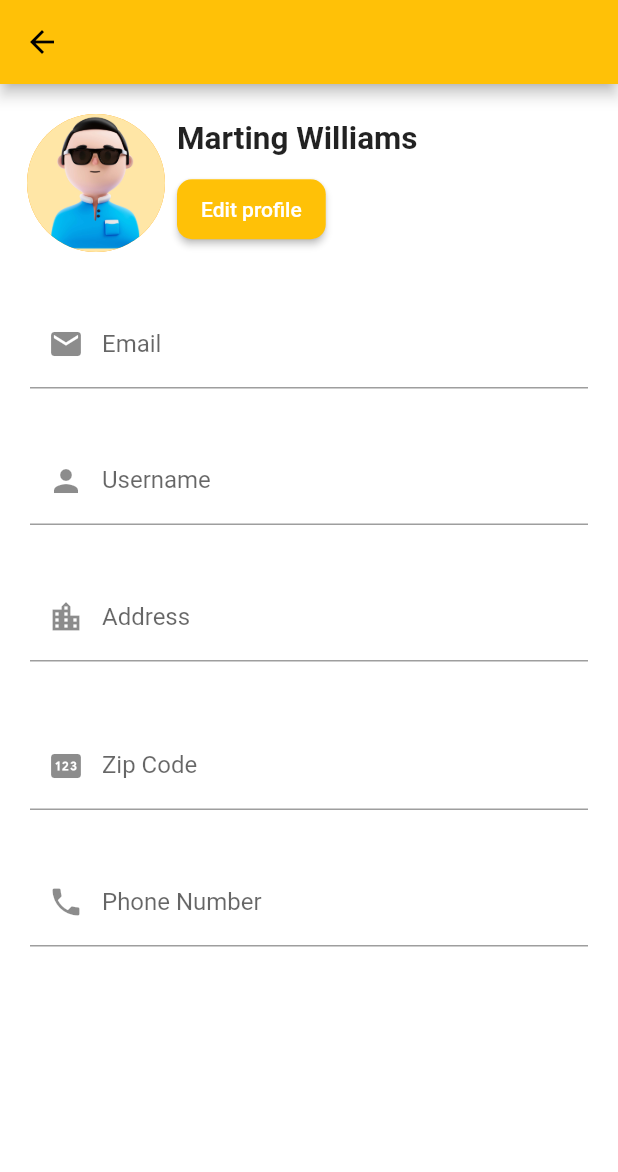
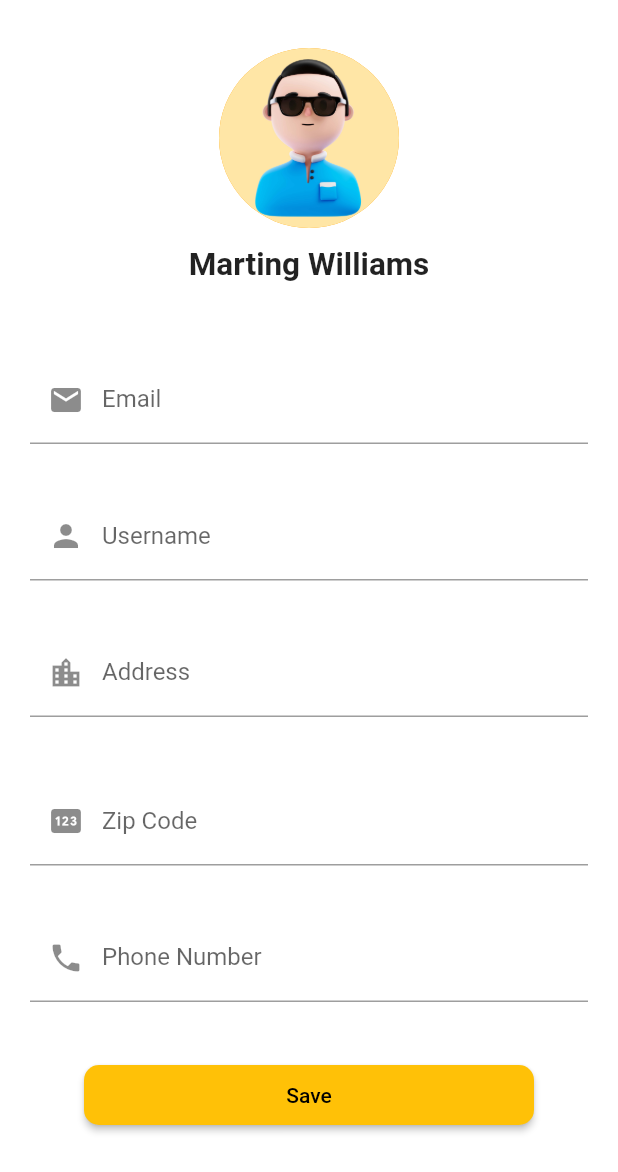
Before and after one commit to ayoub00400/ecom_app, a Flutter app: the UserProfileDetailsScreen screen opened by its route, on a phone screen of 412 x 824 dp. Shown: the top 1172 px of the screen. Run offline on Flutter 3.47's test engine with Material 2 defaults, Android fonts, the phone set to English and light mode, and no system bars; our stand-ins replace bloc, flutter_bloc, shared_preferences; accounts and stored records are empty.

Commit message:
edit user_profile_details ui +logic

```diff
--- /dev/null
+++ b/lib/view/screens/user_profile_details/cubit/user_details_cubit.dart
@@ -0,0 +1,10 @@
+import 'package:bloc/bloc.dart';
+import 'package:meta/meta.dart';
+
+part 'user_details_state.dart';
+
+class UserDetailsCubit extends Cubit<UserDetailsState> {
+  UserDetailsCubit() : super(UserDetailsInitial());
+
+  saveDetails() {}
+}
--- /dev/null
+++ b/lib/view/screens/user_profile_details/cubit/user_details_state.dart
@@ -0,0 +1,6 @@
+part of 'user_details_cubit.dart';
+
+@immutable
+abstract class UserDetailsState {}
+
+class UserDetailsInitial extends UserDetailsState {}
--- a/lib/view/screens/user_profile_details/user_profile_details.dart
+++ b/lib/view/screens/user_profile_details/user_profile_details.dart
@@ -1,7 +1,7 @@
+import 'package:ecom_app/view/common/custom_button.dart';
 import 'package:flutter/material.dart';
 
 import '../../../utils/constants.dart';
-import '../../common/custom_button.dart';
 import '../login/widgets/custom_text_field.dart';
 
 class UserProfileDetailsScreen extends StatelessWidget {
@@ -10,74 +10,62 @@ class UserProfileDetailsScreen extends StatelessWidget {
   @override
   Widget build(BuildContext context) {
     return Scaffold(
-      appBar: AppBar(),
       body: SafeArea(
-        child: ListView(
+        child: SingleChildScrollView(
+          child: Column(
             children: [
-            Container(
-              margin: const EdgeInsets.symmetric(vertical: 16, horizontal: 10),
-              height: 100,
-              child: Row(
-                children: [
+              const SizedBox(
+                height: 20,
+              ),
               Padding(
-                    padding: const EdgeInsets.all(4.0),
+                padding: const EdgeInsets.all(12.0),
                 child: CircleAvatar(
-                      maxRadius: 50,
+                  maxRadius: 60,
                   backgroundImage: AssetImage(AssetManager.profileImg),
                 ),
               ),
-                  Column(
-                    crossAxisAlignment: CrossAxisAlignment.start,
-                    mainAxisAlignment: MainAxisAlignment.center,
-                    children: [
               const Text(
                 'Marting Williams',
-                        style: TextStyle(
-                            fontSize: 21, fontWeight: FontWeight.bold),
+                style: TextStyle(fontSize: 21, fontWeight: FontWeight.bold),
+              ),
+              const SizedBox(
+                height: 36,
+              ),
+              const CustomTextField(label: 'Email', prefixIcon: Icons.email),
+              const SizedBox(
+                height: 8,
+              ),
+              const CustomTextField(
+                  label: 'Username', prefixIcon: Icons.person),
+              const SizedBox(
+                height: 8,
+              ),
+              const CustomTextField(
+                  label: 'Address', prefixIcon: Icons.location_city),
+              const SizedBox(
+                height: 8,
+              ),
+              const SizedBox(
+                height: 8,
+              ),
+              const CustomTextField(label: 'Zip Code', prefixIcon: Icons.pin),
+              const SizedBox(
+                height: 8,
+              ),
+              const CustomTextField(
+                  label: 'Phone Number', prefixIcon: Icons.phone),
+              const SizedBox(
+                height: 16,
               ),
               CustomButton(
+                width: 300,
+                buttonLabel: 'Save',
                 onPressed: () {},
-                        labelColor: Colors.white,
                 height: 40,
-                        width: 80,
-                        buttonLabel: 'Edit profile',
                 buttColor: Colors.amber,
-                      )
-                    ],
               ),
             ],
           ),
-            ),
-            const SizedBox(
-              width: double.maxFinite,
-              child: Column(
-                children: [
-                  CustomTextField(label: 'Email', prefixIcon: Icons.email),
-                  SizedBox(
-                    height: 8,
-                  ),
-                  CustomTextField(label: 'Username', prefixIcon: Icons.person),
-                  SizedBox(
-                    height: 8,
-                  ),
-                  CustomTextField(
-                      label: 'Address', prefixIcon: Icons.location_city),
-                  SizedBox(
-                    height: 8,
-                  ),
-                  SizedBox(
-                    height: 8,
-                  ),
-                  CustomTextField(label: 'Zip Code', prefixIcon: Icons.pin),
-                  SizedBox(
-                    height: 8,
-                  ),
-                  CustomTextField(
-                      label: 'Phone Number', prefixIcon: Icons.phone),
-                ],
-              ),
-            ),
-          ],
         ),
       ),
     );
```
Lines whose indentation alone changed are shown as unchanged.
